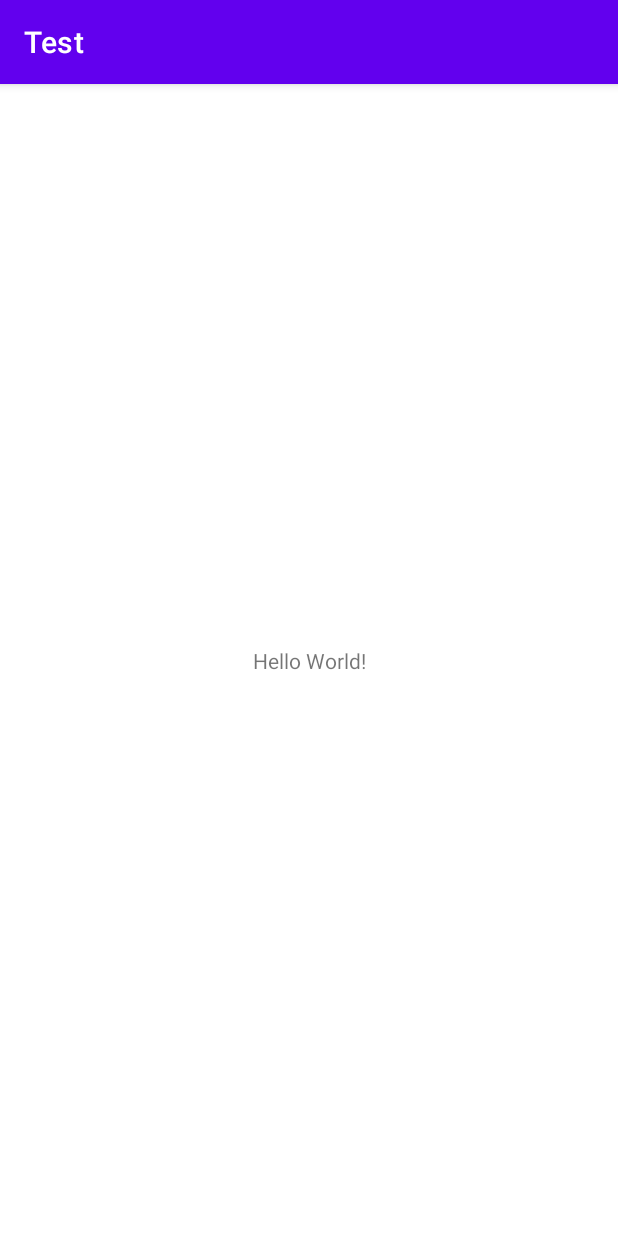
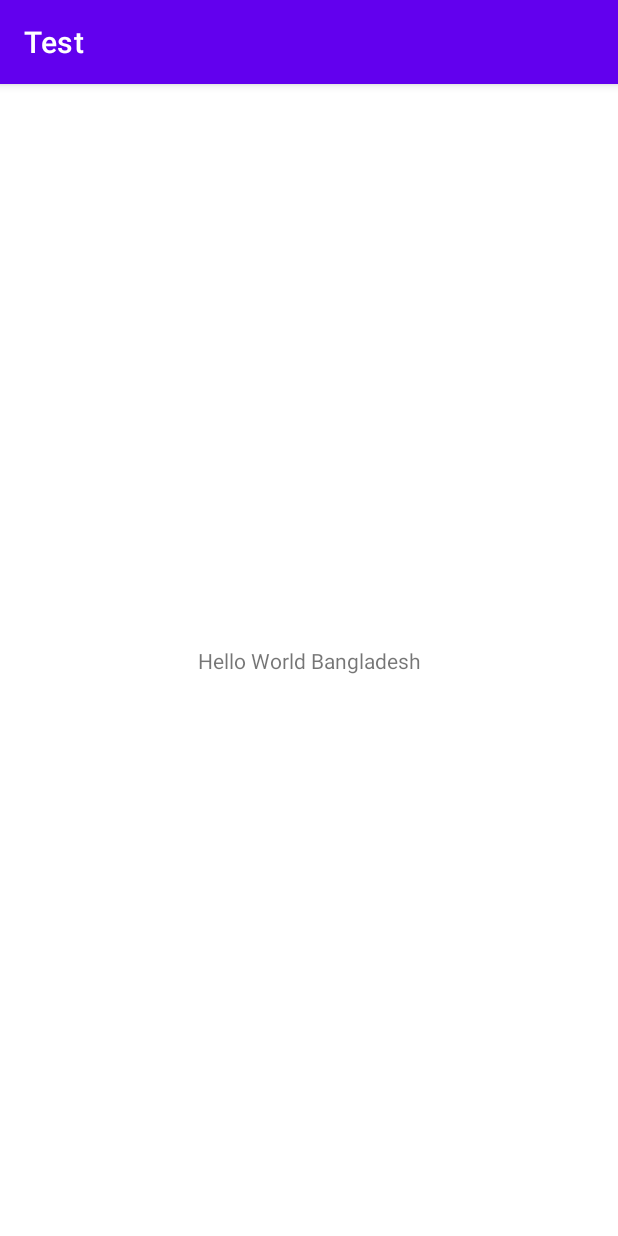
Before and after one commit to nmkawcher/demo5, an Android app: the screen it shows after launch (MainActivity), on a phone screen of 412 x 824 dp. Run offline under Robolectric (Android 15) with nearby library versions, the phone set to English and light mode, and no system bars.

Commit message:
changes textview

```diff
--- a/app/src/main/res/layout/activity_main.xml
+++ b/app/src/main/res/layout/activity_main.xml
@@ -9,7 +9,7 @@
     <TextView
         android:layout_width="wrap_content"
         android:layout_height="wrap_content"
-        android:text="Hello World!"
+        android:text="Hello World Bangladesh"
         app:layout_constraintBottom_toBottomOf="parent"
         app:layout_constraintLeft_toLeftOf="parent"
         app:layout_constraintRight_toRightOf="parent"
```
